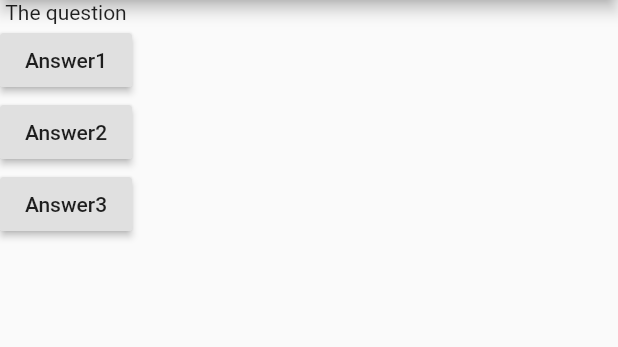
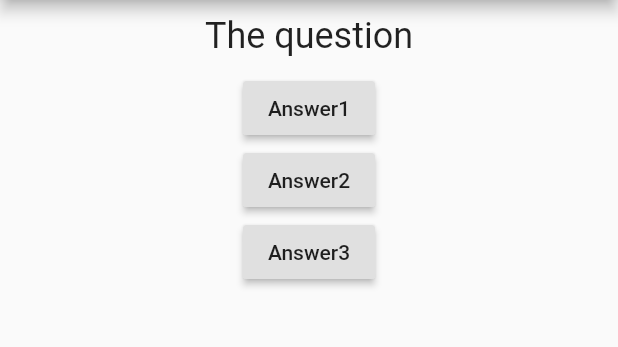
Before and after one commit to Amit-KumarOO7/Personality-Test-App, a Flutter app: the screen it shows after launch, after a tap on "Answer1", on a phone screen of 412 x 824 dp, the part 84-431 px from its top. Run offline on Flutter 3.47's test engine with Material 2 defaults, Android fonts, the phone set to English and light mode, and no system bars.

Commit message:
Question widget confi done

```diff
--- a/lib/main.dart
+++ b/lib/main.dart
@@ -1,4 +1,6 @@
 import 'package:flutter/material.dart';
+
+import './question.dart';
 
 void main() {
   runApp(MyApp());
@@ -10,11 +12,11 @@ class MyApp extends StatefulWidget {
 }
 
 class _MyAppState extends State<MyApp> {
-  var questionIndex = 0;
+  var _questionIndex = 0;
 
-  void answerQuestion() {
+  void _answerQuestion() {
     setState(() {
-      questionIndex++;
+      _questionIndex++;
     });
     print('Answer choosen');
   }
@@ -28,18 +30,18 @@ class _MyAppState extends State<MyApp> {
         ),
         body: Column(
           children: [
-            Text('The question'),
+            Question('The question'),
             RaisedButton(
               child: Text('Answer1'),
-              onPressed: answerQuestion,
+              onPressed: _answerQuestion,
             ),
             RaisedButton(
               child: Text('Answer2'),
-              onPressed: answerQuestion,
+              onPressed: _answerQuestion,
             ),
             RaisedButton(
               child: Text('Answer3'),
-              onPressed: answerQuestion,
+              onPressed: _answerQuestion,
             ),
           ],
         ),
--- /dev/null
+++ b/lib/question.dart
@@ -0,0 +1,20 @@
+import 'package:flutter/material.dart';
+
+class Question extends StatelessWidget {
+  final String questionText;
+
+  Question(this.questionText);
+
+  @override
+  Widget build(BuildContext context) {
+    return Container(
+      width: double.infinity,
+      margin: EdgeInsets.all(10),
+      child: Text(
+        questionText,
+        style: TextStyle(fontSize: 24),
+        textAlign: TextAlign.center,
+      ),
+    );
+  }
+}
```
